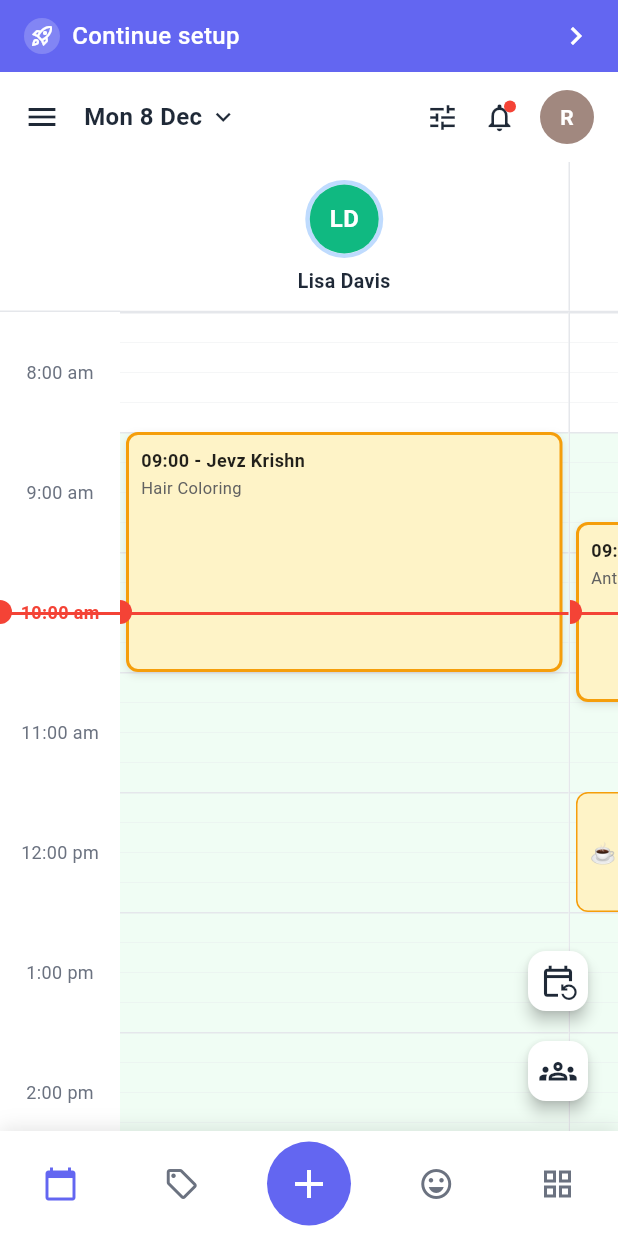
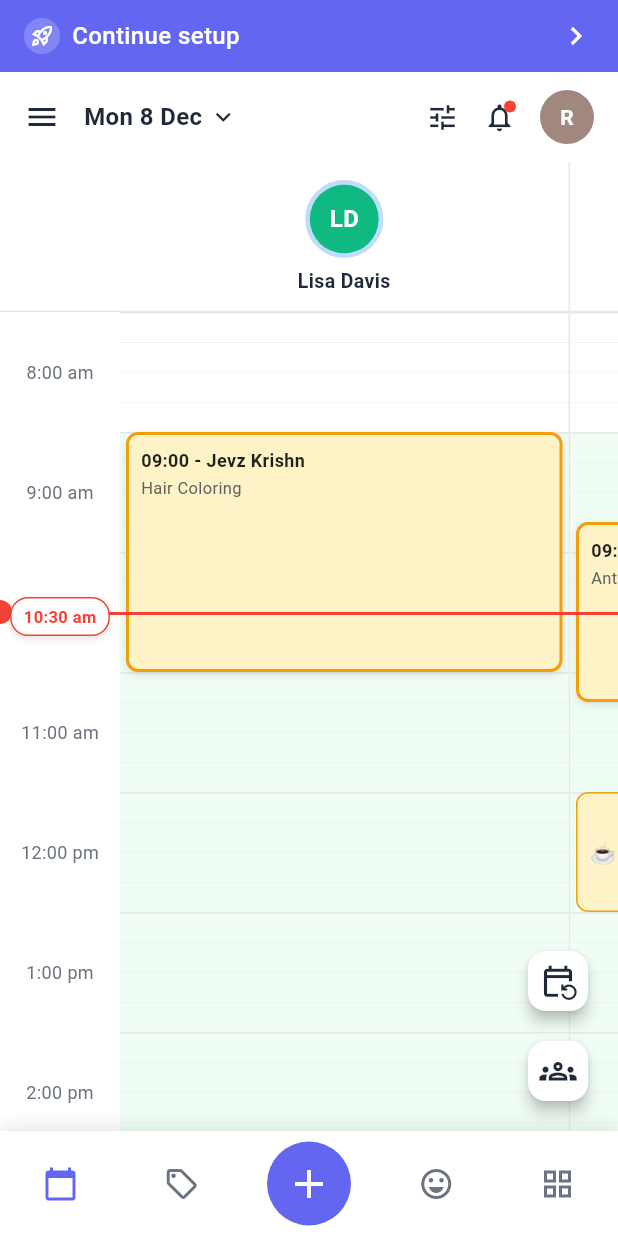
Before and after one commit to levah147/Appointment_Calendar, a Flutter app: the screen it shows after launch, on a phone screen of 412 x 824 dp. Run offline on Flutter 3.47's test engine with Material 3 defaults, Android fonts, the phone set to English and light mode, and no system bars.

Commit message:
all most

```diff
--- a/lib/screens/calendar_page.dart
+++ b/lib/screens/calendar_page.dart
@@ -499,6 +499,50 @@
                                             ),
                                           ),
                                         ),
+                                        // Current time tooltip/bubble (red line goes through middle)
+                                        Positioned(
+                                          top: currentTimePosition - 10,
+                                          left: 0,
+                                          right: 0,
+                                          child: Center(
+                                            child: Container(
+                                              padding:
+                                                  const EdgeInsets.symmetric(
+                                                horizontal: 8,
+                                                vertical: 4,
+                                              ),
+                                              decoration: BoxDecoration(
+                                                color: Theme.of(context)
+                                                    .colorScheme
+                                                    .surface,
+                                                borderRadius:
+                                                    BorderRadius.circular(12),
+                                                border: Border.all(
+                                                  color: Colors.red,
+                                                  width: 1,
+                                                ),
+                                                boxShadow: [
+                                                  BoxShadow(
+                                                    color: Colors.black
+                                                        .withOpacity(0.1),
+                                                    blurRadius: 4,
+                                                    offset: const Offset(0, 2),
+                                                  ),
+                                                ],
+                                              ),
+                                              child: Text(
+                                                TimeCalculations
+                                                    .formatTimeDisplay(
+                                                        currentTimeString),
+                                                style: const TextStyle(
+                                                  color: Colors.red,
+                                                  fontSize: 11,
+                                                  fontWeight: FontWeight.w600,
+                                                ),
+                                              ),
+                                            ),
+                                          ),
+                                        ),
                                       ],
                                     ),
                                   ),
@@ -546,16 +590,22 @@
                                         _calendarGridHorizontalController,
                                     scrollDirection: Axis.horizontal,
                                     physics: const ClampingScrollPhysics(),
-                                    child: Row(
+                                    child: SizedBox(
+                                      height: 1920,
+                                      child: Stack(
+                                        children: [
+                                          // Staff columns
+                                          Row(
                                             crossAxisAlignment:
                                                 CrossAxisAlignment.start,
-                                      children:
-                                          staffBookings.map((staffBooking) {
+                                            children: staffBookings
+                                                .map((staffBooking) {
                                               return StaffColumnWidget(
                                                 staffBooking: staffBooking,
                                                 currentTimePosition:
                                                     currentTimePosition,
-                                          currentTimeString: currentTimeString,
+                                                currentTimeString:
+                                                    currentTimeString,
                                                 onTimeSlotTap: (time) {
                                                   print(
                                                       'Tapped on ${staffBooking.staff.name} at $time');
@@ -566,6 +616,19 @@
                                                 },
                                               );
                                             }).toList(),
+                                          ),
+                                          // Continuous red line across all staff columns
+                                          Positioned(
+                                            top: currentTimePosition,
+                                            left: 0,
+                                            right: 0,
+                                            child: Container(
+                                              height: 2,
+                                              color: Colors.red,
+                                            ),
+                                          ),
+                                        ],
+                                      ),
                                     ),
                                   ),
                                 ),
--- a/lib/widgets/staff_column_widget.dart
+++ b/lib/widgets/staff_column_widget.dart
@@ -226,30 +226,8 @@
                       ),
                     ),
 
-                // Current Time Indicator
-                if (!isUnavailable)
-                  Positioned(
-                    top: currentTimePosition,
-                    left: 0,
-                    right: 0,
-                    child: Container(
-                      height: 2,
-                      color: Colors.red,
-                    ),
-                  ),
-                if (!isUnavailable)
-                  Positioned(
-                    top: currentTimePosition - 8,
-                    left: -8,
-                    child: Container(
-                      width: 16,
-                      height: 16,
-                      decoration: const BoxDecoration(
-                        color: Colors.red,
-                        shape: BoxShape.circle,
-                      ),
-                    ),
-                  ),
+                // Note: Current time indicator line is now rendered in the parent calendar grid
+                // to ensure it's continuous across all staff columns without joints
           ],
         ),
       ),
```
Lines whose indentation alone changed are shown as unchanged.
